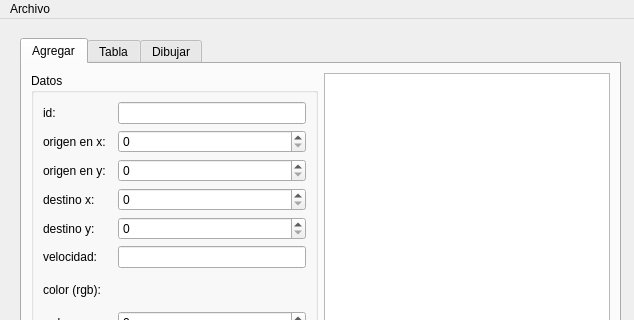
Before: the Qt Designer form ac8/interfas.ui in eduardosanchezsacnehz/UI-User-Interface, drawn with Qt 5; both pictures show x 0 to 634 and y 0 to 320 of the 634 by 530 pixel window.
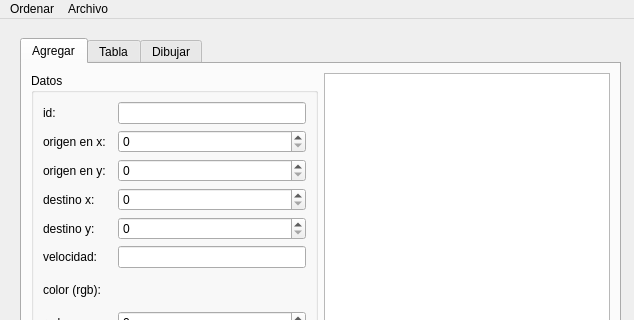
After: the same form once the commit is applied.

Commit message: Se agrega ordenar particula

What changed in the file:
```diff
--- a/ac8/interfas.ui
+++ b/ac8/interfas.ui
@@ -264,6 +264,15 @@
     <addaction name="actionAbrir"/>
     <addaction name="actionGuardar"/>
    </widget>
+    <widget class="QMenu" name="menuOrdenar">
+    <property name="title">
+     <string>Ordenar</string>
+    </property>
+    <addaction name="actionId_ascendente"/>
+    <addaction name="actionDistancia_descendente"/>
+    <addaction name="actionVelocidad_ascendente"/>
+   </widget>
+   <addaction name="menuOrdenar"/>
    <addaction name="menuArchivo"/>
   </widget>
   <widget class="QStatusBar" name="statusbar"/>
```
Left out of the diff: 15 changed lines with no effect on the pictures.
